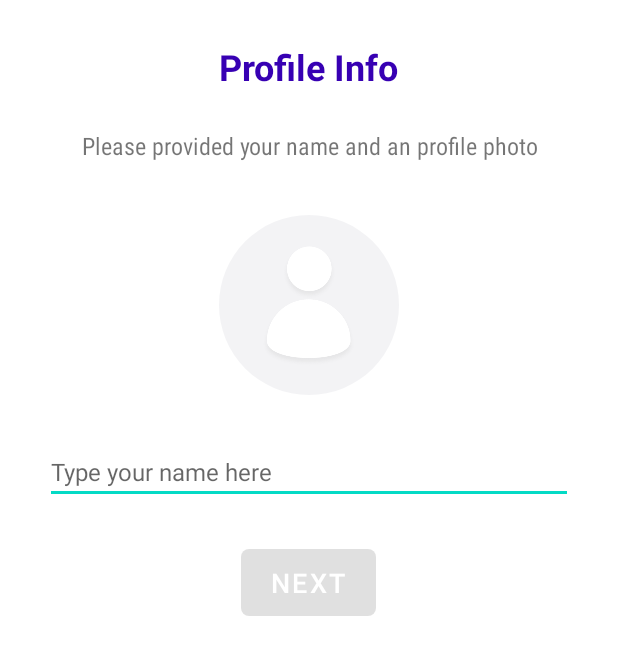
After one commit to coding-blocks-archives/Whatsapp-Clone, an Android app: the SignUpActivity screen opened directly, with no data from a screen before it, on a phone screen of 412 x 824 dp. The commit adds this screen. Shown: the top 655 px of the screen. Run offline under Robolectric (Android 15) with nearby library versions, the phone set to English and light mode, and no system bars; our stand-ins replace Firebase (no records; nobody signed in at launch, a user with empty details on screens opened directly).

Commit message:
add photo upload

```diff
--- a/app/build.gradle
+++ b/app/build.gradle
@@ -41,6 +41,7 @@ dependencies {
     implementation 'androidx.appcompat:appcompat:1.1.0'
     implementation 'com.google.android.material:material:1.1.0'
     implementation 'androidx.constraintlayout:constraintlayout:1.1.3'
+    implementation 'com.google.firebase:firebase-storage:19.1.1'
 
     testImplementation 'junit:junit:4.12'
     androidTestImplementation 'androidx.test.ext:junit:1.1.1'
--- /dev/null
+++ b/app/src/main/res/layout/activity_sign_up.xml
@@ -0,0 +1,79 @@
+<?xml version="1.0" encoding="utf-8"?>
+<LinearLayout xmlns:android="http://schemas.android.com/apk/res/android"
+    xmlns:app="http://schemas.android.com/apk/res-auto"
+    xmlns:tools="http://schemas.android.com/tools"
+    android:layout_width="match_parent"
+    android:layout_height="match_parent"
+    android:gravity="center_horizontal"
+    android:orientation="vertical"
+    tools:context=".SignUpActivity">
+
+    <TextView
+        android:layout_width="wrap_content"
+        android:layout_height="wrap_content"
+        android:layout_marginTop="28dp"
+        android:text="Profile Info"
+        android:textColor="@color/purple700"
+        android:textSize="24sp"
+        android:textStyle="bold" />
+
+
+    <TextView
+        android:layout_width="wrap_content"
+        android:layout_height="wrap_content"
+        android:layout_marginTop="10dp"
+        android:fontFamily="sans-serif-condensed"
+        android:gravity="center"
+        android:padding="15dp"
+        android:text="Please provided your name and an profile photo"
+        android:textSize="16sp" />
+
+    <com.google.android.material.imageview.ShapeableImageView
+        android:layout_width="120dp"
+        android:layout_height="120dp"
+        android:clickable="true"
+        android:focusable="true"
+        android:id="@+id/userImgView"
+        android:layout_marginTop="20dp"
+        android:adjustViewBounds="true"
+        android:scaleType="centerCrop"
+        android:src="@drawable/defaultavatar"
+        app:shapeAppearanceOverlay="@style/RoundedImageView" />
+
+
+    <EditText
+        android:id="@+id/nameEt"
+        android:layout_width="match_parent"
+        android:layout_height="wrap_content"
+        android:layout_gravity="center"
+        android:layout_marginStart="30dp"
+        android:layout_marginTop="30dp"
+        android:layout_marginEnd="30dp"
+        android:hint="Type your name here"
+        android:imeActionLabel="Send"
+        android:imeOptions="actionUnspecified"
+        android:inputType="textPersonName"
+        android:maxLines="1"
+        android:singleLine="true"
+        android:textSize="16sp" />
+
+
+    <com.google.android.material.button.MaterialButton
+        android:id="@+id/nextBtn"
+        android:layout_width="wrap_content"
+        android:layout_height="wrap_content"
+        android:layout_gravity="center"
+        android:layout_marginTop="24dp"
+        android:enabled="false"
+        android:paddingStart="20dp"
+        android:paddingTop="10dp"
+        android:paddingEnd="20dp"
+        android:paddingBottom="10dp"
+        android:text="next"
+        android:textAllCaps="true"
+        android:textColor="#fff"
+        android:textSize="18sp"
+        android:textStyle="normal"
+        app:cornerRadius="5dp" />
+
+</LinearLayout>
--- a/app/src/main/res/values/strings.xml
+++ b/app/src/main/res/values/strings.xml
@@ -11,4 +11,6 @@
     <string name="sunday">Sunday</string>
     <string name="like_message">Like message</string>
     <string name="welcome_to_whatsapp">Welcome to Whatsapp</string>
+    <string name="waiting_text">Waiting to automatically detect an SMS sent to\n %s Wrong Number?</string>
+    <string name="verify_number">Verify %s</string>
 </resources>
--- a/app/src/main/res/values/styles.xml
+++ b/app/src/main/res/values/styles.xml
@@ -22,4 +22,9 @@
         <item name="cornerSizeBottomRight">8dp</item>
         <item name="cornerSizeTopRight">22dp</item>
     </style>
+
+    <style name="RoundedImageView">
+        <item name="cornerFamily">rounded</item>
+        <item name="cornerSize">60dp</item>
+    </style>
 </resources>
```
Also changed, not shown: app/src/main/AndroidManifest.xml (+6 -4 lines), app/src/main/java/com/puldroid/whatsappclone/OtpActivity.kt (+46 -31 lines), app/src/main/java/com/puldroid/whatsappclone/SignUpActivity.kt (added, +108 -0 lines), app/src/main/res/drawable/defaultavatar.png (added).
